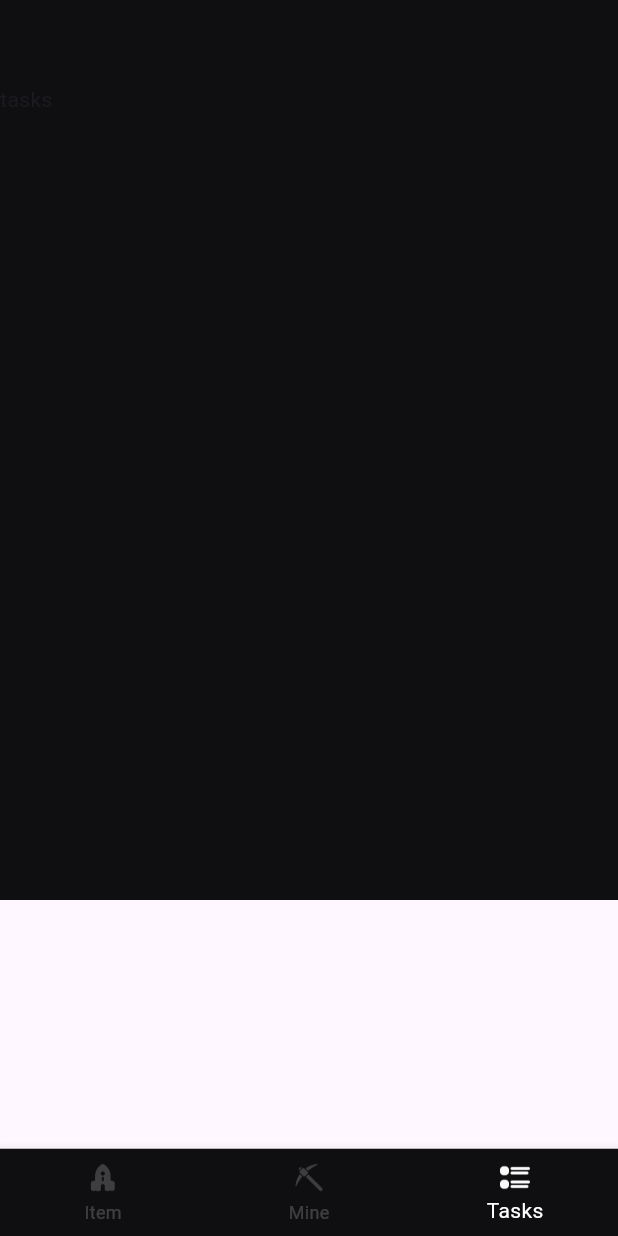
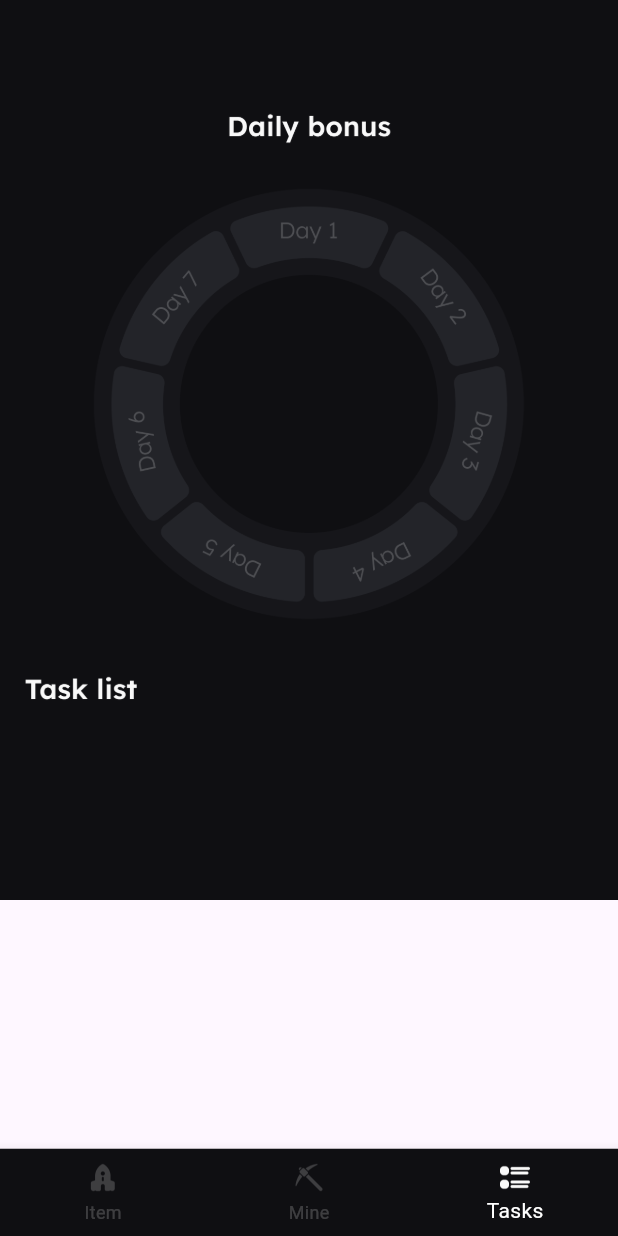
Before and after one commit to grant-chin/flutter_mining, a Flutter app: the screen it shows after launch, item 3 of the bottom bar chosen, on a phone screen of 412 x 824 dp. Run offline on Flutter 3.47's test engine with Material 3 defaults, Android fonts, the phone set to English and light mode, and no system bars.

Commit message:
feat: new views

```diff
--- a/lib/pages/tasks.dart
+++ b/lib/pages/tasks.dart
@@ -17,7 +17,30 @@ class _TasksPageState extends State<TasksPage> with SingleTickerProviderStateMix
       height: window.physicalSize.height / window.devicePixelRatio,
       padding: const EdgeInsets.fromLTRB(0, kToolbarHeight, 0, 0),
       decoration: BoxDecoration(color: Color(0xff0F0F12)),
-      child: Text('tasks')
+      child: Column(
+        children: [
+          Image.asset('assets/images/tasks/task_title.png'),
+          Stack(
+            alignment: Alignment.center,
+            children: [
+              Image.asset(
+                'assets/images/tasks/turntable.png',
+                width: MediaQuery.of(context).size.width - 96,
+                height: MediaQuery.of(context).size.width - 96,
+              )
+            ]
+          ),
+          Container(
+            padding: EdgeInsets.fromLTRB(16, 12, 16, 12),
+            child: Column(
+              children: [
+                Image.asset('assets/images/tasks/task_list.png'),
+
+              ],
+            ),
+          )
+        ],
+      )
     );
   }
 }
```
Also changed, not shown: lib/pages/item.dart (+113 -2 lines), lib/pages/mine.dart (+21 -26 lines), pubspec.yaml (+8 -2 lines), assets/fonts/Lexend-VariableFont_wght.ttf (added), assets/images/item/icon_NFT.png (added), assets/images/item/icon_alarm.png (added), assets/images/item/icon_rocket.png (added), assets/images/item/item_bg.png (renamed from assets/images/ikon/item_bg.png), assets/images/item/item_title.png (added), assets/images/item/tips_icon.png (added), assets/images/item/tips_text.png (added), assets/images/item/turn_bg.png (added), assets/images/mine/level.png (renamed from assets/images/ikon/level.png), assets/images/tasks/task_list.png (added), 2 more files.
